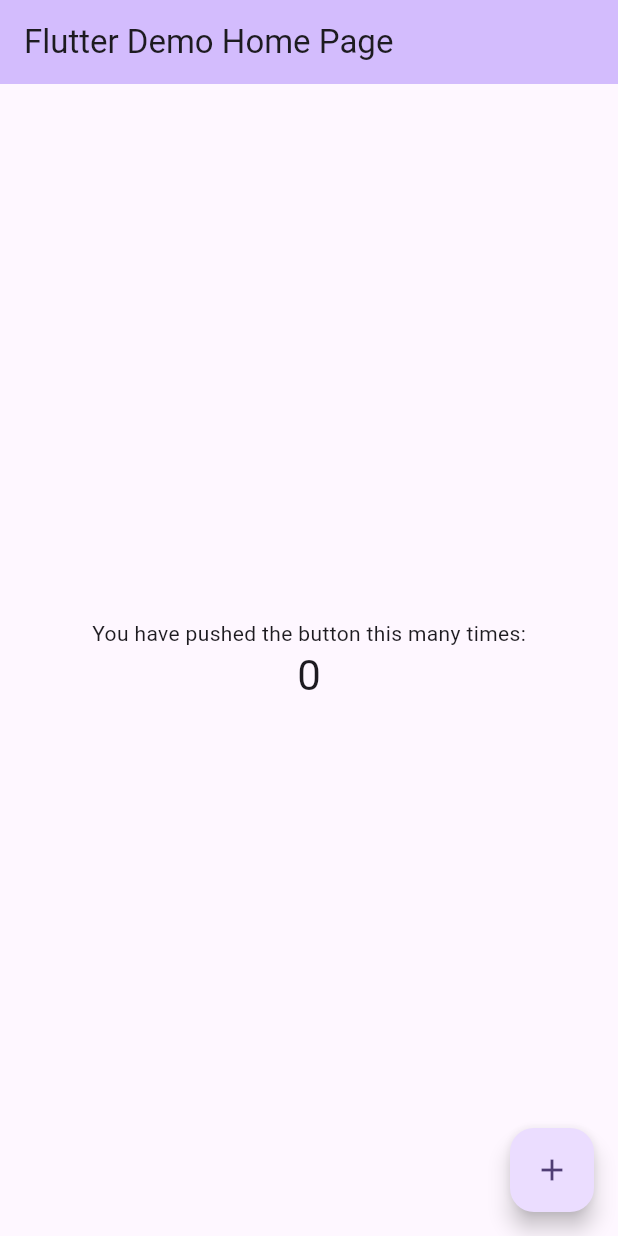
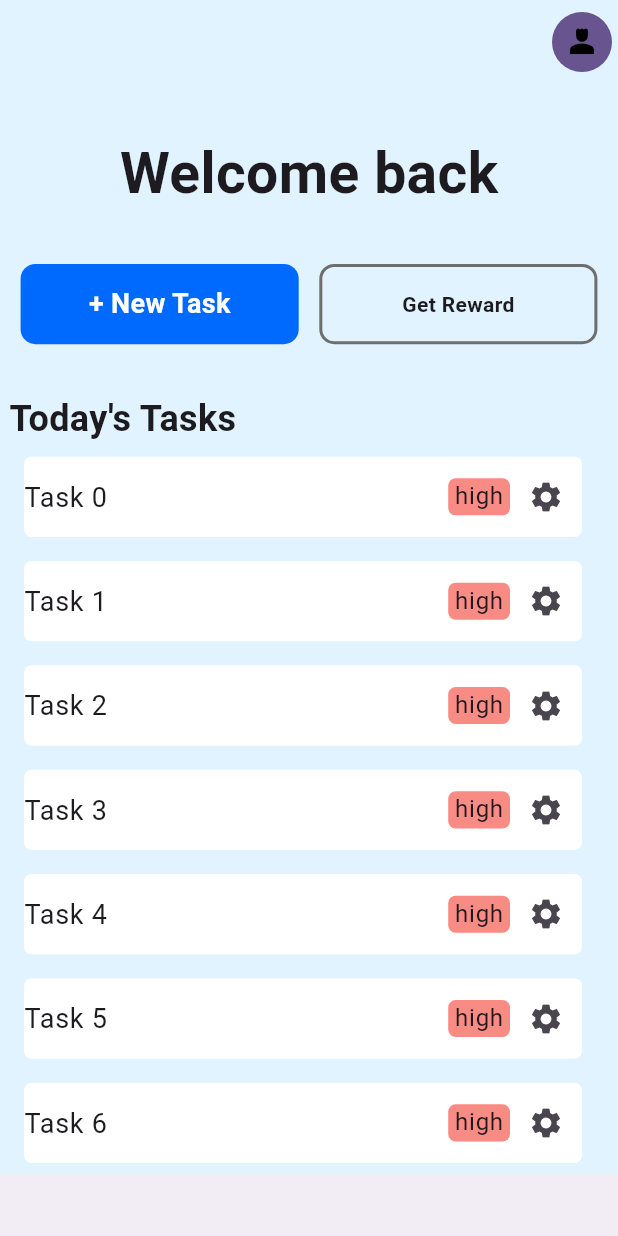
Before and after one commit to AlaSww/tally, a Flutter app: the screen it shows after launch, on a phone screen of 412 x 824 dp. Run offline on Flutter 3.47's test engine with Material 3 defaults, Android fonts, the phone set to English and light mode, and no system bars.

```diff
--- a/lib/main.dart
+++ b/lib/main.dart
@@ -1,4 +1,5 @@
 import 'package:flutter/material.dart';
+import 'package:tally/screens/home.dart';
 
 void main() {
   runApp(const MyApp());
@@ -7,116 +8,15 @@ void main() {
 class MyApp extends StatelessWidget {
   const MyApp({super.key});
 
-  // This widget is the root of your application.
   @override
   Widget build(BuildContext context) {
     return MaterialApp(
-      title: 'Flutter Demo',
+      title: 'Tally',
+      debugShowCheckedModeBanner: false,
       theme: ThemeData(
-        // This is the theme of your application.
-        //
-        // TRY THIS: Try running your application with "flutter run". You'll see
-        // the application has a purple toolbar. Then, without quitting the app,
-        // try changing the seedColor in the colorScheme below to Colors.green
-        // and then invoke "hot reload" (save your changes or press the "hot
-        // reload" button in a Flutter-supported IDE, or press "r" if you used
-        // the command line to start the app).
-        //
-        // Notice that the counter didn't reset back to zero; the application
-        // state is not lost during the reload. To reset the state, use hot
-        // restart instead.
-        //
-        // This works for code too, not just values: Most code changes can be
-        // tested with just a hot reload.
         colorScheme: ColorScheme.fromSeed(seedColor: Colors.deepPurple),
       ),
-      home: const MyHomePage(title: 'Flutter Demo Home Page'),
+      home:Home(),
     );
   }
 }
-
-class MyHomePage extends StatefulWidget {
-  const MyHomePage({super.key, required this.title});
-
-  // This widget is the home page of your application. It is stateful, meaning
-  // that it has a State object (defined below) that contains fields that affect
-  // how it looks.
-
-  // This class is the configuration for the state. It holds the values (in this
-  // case the title) provided by the parent (in this case the App widget) and
-  // used by the build method of the State. Fields in a Widget subclass are
-  // always marked "final".
-
-  final String title;
-
-  @override
-  State<MyHomePage> createState() => _MyHomePageState();
-}
-
-class _MyHomePageState extends State<MyHomePage> {
-  int _counter = 0;
-
-  void _incrementCounter() {
-    setState(() {
-      // This call to setState tells the Flutter framework that something has
-      // changed in this State, which causes it to rerun the build method below
-      // so that the display can reflect the updated values. If we changed
-      // _counter without calling setState(), then the build method would not be
-      // called again, and so nothing would appear to happen.
-      _counter++;
-    });
-  }
-
-  @override
-  Widget build(BuildContext context) {
-    // This method is rerun every time setState is called, for instance as done
-    // by the _incrementCounter method above.
-    //
-    // The Flutter framework has been optimized to make rerunning build methods
-    // fast, so that you can just rebuild anything that needs updating rather
-    // than having to individually change instances of widgets.
-    return Scaffold(
-      appBar: AppBar(
-        // TRY THIS: Try changing the color here to a specific color (to
-        // Colors.amber, perhaps?) and trigger a hot reload to see the AppBar
-        // change color while the other colors stay the same.
-        backgroundColor: Theme.of(context).colorScheme.inversePrimary,
-        // Here we take the value from the MyHomePage object that was created by
-        // the App.build method, and use it to set our appbar title.
-        title: Text(widget.title),
-      ),
-      body: Center(
-        // Center is a layout widget. It takes a single child and positions it
-        // in the middle of the parent.
-        child: Column(
-          // Column is also a layout widget. It takes a list of children and
-          // arranges them vertically. By default, it sizes itself to fit its
-          // children horizontally, and tries to be as tall as its parent.
-          //
-          // Column has various properties to control how it sizes itself and
-          // how it positions its children. Here we use mainAxisAlignment to
-          // center the children vertically; the main axis here is the vertical
-          // axis because Columns are vertical (the cross axis would be
-          // horizontal).
-          //
-          // TRY THIS: Invoke "debug painting" (choose the "Toggle Debug Paint"
-          // action in the IDE, or press "p" in the console), to see the
-          // wireframe for each widget.
-          mainAxisAlignment: MainAxisAlignment.center,
-          children: <Widget>[
-            const Text('You have pushed the button this many times:'),
-            Text(
-              '$_counter',
-              style: Theme.of(context).textTheme.headlineMedium,
-            ),
-          ],
-        ),
-      ),
-      floatingActionButton: FloatingActionButton(
-        onPressed: _incrementCounter,
-        tooltip: 'Increment',
-        child: const Icon(Icons.add),
-      ), // This trailing comma makes auto-formatting nicer for build methods.
-    );
-  }
-}
--- /dev/null
+++ b/lib/screens/home.dart
@@ -0,0 +1,162 @@
+import 'package:flutter/foundation.dart';
+import 'package:flutter/material.dart';
+import 'package:tally/tools.dart';
+
+class Home extends StatefulWidget {
+  const Home({super.key});
+
+  @override
+  State<Home> createState() => _HomeState();
+}
+
+class _HomeState extends State<Home> {
+  @override
+  Widget build(BuildContext context) {
+    double screenwidth = MediaQuery.sizeOf(context).width;
+    double screenheight = MediaQuery.sizeOf(context).height;
+    return Scaffold(
+      backgroundColor: bgcolor,
+      appBar: AppBar(
+        backgroundColor: bgcolor,
+        actions: [
+          IconButton.filled(
+            color: Colors.black,
+            onPressed: (){},
+            icon: Icon(Icons.person_4)
+            )
+        ],
+      ),
+      bottomNavigationBar: BottomAppBar(
+        height: screenheight*0.05,
+      ),
+      body: Center(
+        child: Column(
+          children: [
+            SizedBox(height: screenheight*0.04,),
+            Text(
+              "Welcome back",
+              style: TextStyle(
+                fontSize: 38,
+                fontWeight: FontWeight.bold
+              ),
+            ),
+            SizedBox(height: screenheight*0.04,),
+            Row(
+              mainAxisAlignment: MainAxisAlignment.spaceEvenly,
+              children: [
+                GestureDetector(
+                  onTap: () => print("hello"),
+                  child: Container(
+                    width: screenwidth*0.45,
+                    height: screenwidth*0.13,
+                    decoration: BoxDecoration(
+                      color: const Color.fromARGB(255, 0, 106, 255),
+                      borderRadius: BorderRadius.circular(10),
+                    ),
+                    child: Center(
+                      child: Text(
+                        "+ New Task",
+                        style: TextStyle(
+                          fontWeight: FontWeight.bold,
+                          color: Colors.white,
+                          fontSize: 18
+                        ),
+                      ),
+                    ),
+                  ),
+                ),
+                GestureDetector(
+                  onTap: () => print("hello"),
+                  child: Container(
+                    width: screenwidth*0.45,
+                    height: screenwidth*0.13,
+                    decoration: BoxDecoration(
+                      color: bgcolor,
+                      borderRadius: BorderRadius.circular(10),
+                      border: Border.all(
+                        color: const Color.fromARGB(255, 110, 110, 110),
+                        width: 2.0,
+                      ),
+                    ),
+                    child: Center(
+                      child: Text(
+                        "Get Reward",
+                        style: TextStyle(
+                          fontWeight: FontWeight.bold,
+                        ),
+                      ),
+                    ),
+                  ),
+                )
+              ],
+            ),
+            SizedBox(height: screenheight*0.04,),
+            Expanded(
+              child: Column(
+                children: [
+                  Container(
+                    alignment: Alignment.centerLeft,
+                    padding: EdgeInsets.only(left: screenwidth*0.015),
+                    child: Text(
+                      "Today's Tasks",
+                      style: TextStyle(
+                        fontWeight: FontWeight.bold,
+                        fontSize: 24,
+                      ),
+                      ),
+                  ),
+                  Flexible(
+                    child: ListView.builder(
+                      shrinkWrap: true,
+                      itemCount: 11,
+                      itemBuilder: (context, index) {
+                        return ListTile(
+                          title: Container(
+                            height: screenheight*0.065,
+                            decoration: BoxDecoration(
+                              borderRadius: BorderRadius.circular(5),
+                              color: Colors.white
+                            ),
+                            child: Row(
+                              mainAxisAlignment: MainAxisAlignment.spaceBetween,
+                              children: [
+                                Text(
+                                  "Task $index",
+                                  style: TextStyle(
+                                    fontSize: 18
+                                  ),
+                                ),
+
+                                Row(
+                                  children: [
+                                    Container(
+                                      width: screenwidth*0.1,
+                                      height: screenheight*0.03,
+                                      decoration: BoxDecoration(
+                                        borderRadius:BorderRadius.circular(5),
+                                        color: const Color.fromARGB(156, 244, 67, 54)
+                                      ),
+                                      child: Center(child: Text("high")),
+                                    ),
+                                    IconButton(
+                                      onPressed:(){} ,
+                                      icon: Icon(Icons.settings)
+                                    ),
+                                  ],
+                                ),
+                              ],
+                            ),
+                          ),
+                        );
+                      },
+                      ),
+                  )
+                ],
+              ),
+            )
+          ],
+        ),
+      ),
+    );
+  }
+}
--- /dev/null
+++ b/lib/tools.dart
@@ -0,0 +1,4 @@
+import 'package:flutter/material.dart';
+import 'package:flutter/rendering.dart';
+
+Color bgcolor= Color.fromARGB(255, 225, 243, 255);
```
Also changed, not shown: ChatGPT Image Apr 12, 2025, 03_36_29 AM.png (added), 1 other file.
